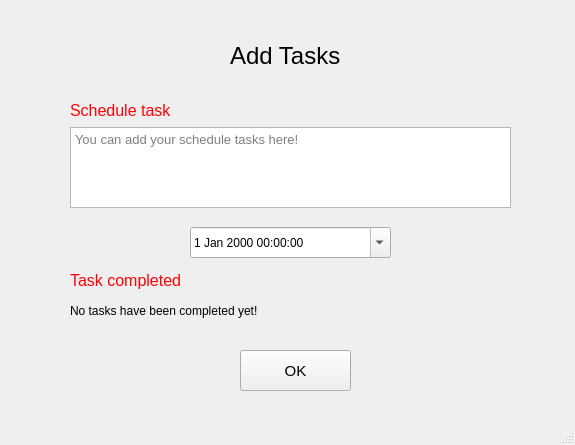
The window that PTI/SPCK/GUI/task.ui (GreenSystemDuy08/TL-C4K-PTI01) describes before a commit, drawn with Qt 5.
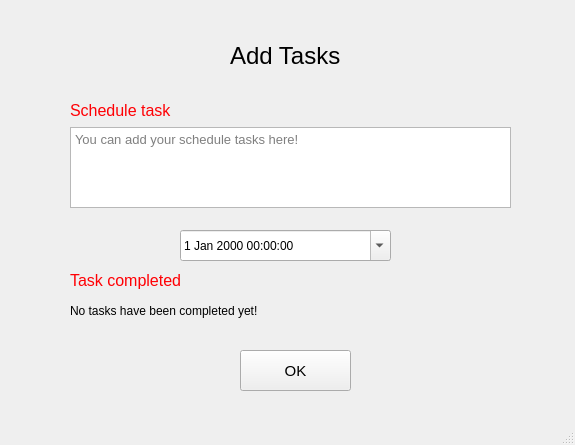
The same window after the commit.

```diff
--- a/PTI/SPCK/GUI/task.ui
+++ b/PTI/SPCK/GUI/task.ui
@@ -17,9 +17,9 @@
    <widget class="QDateTimeEdit" name="dateTimeEdit">
     <property name="geometry">
      <rect>
-      <x>190</x>
-      <y>227</y>
-      <width>201</width>
+      <x>180</x>
+      <y>230</y>
+      <width>211</width>
       <height>31</height>
      </rect>
     </property>
```
